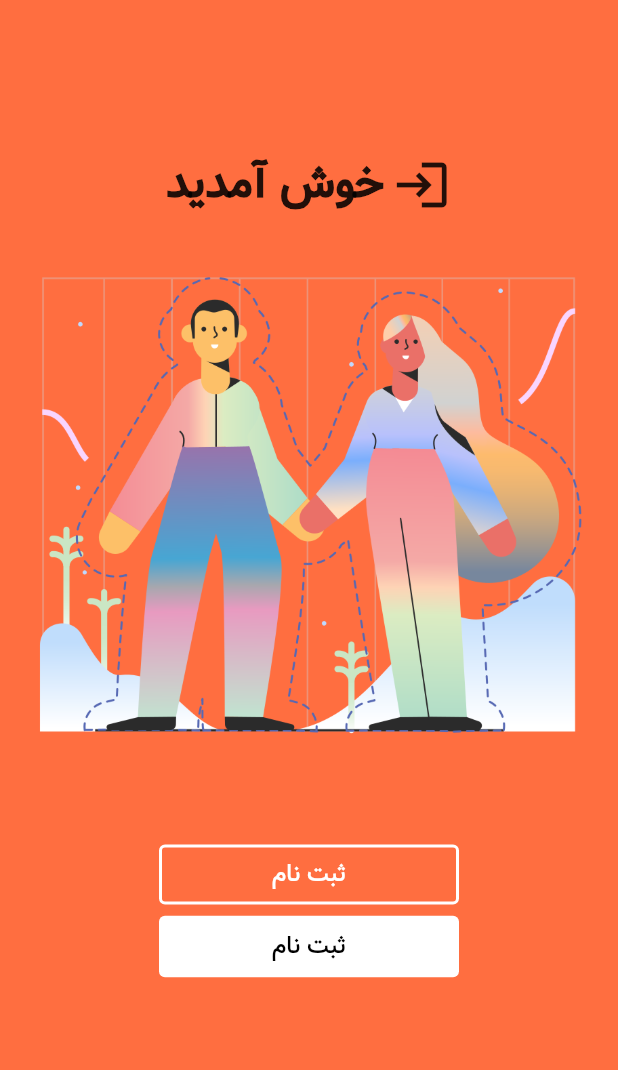
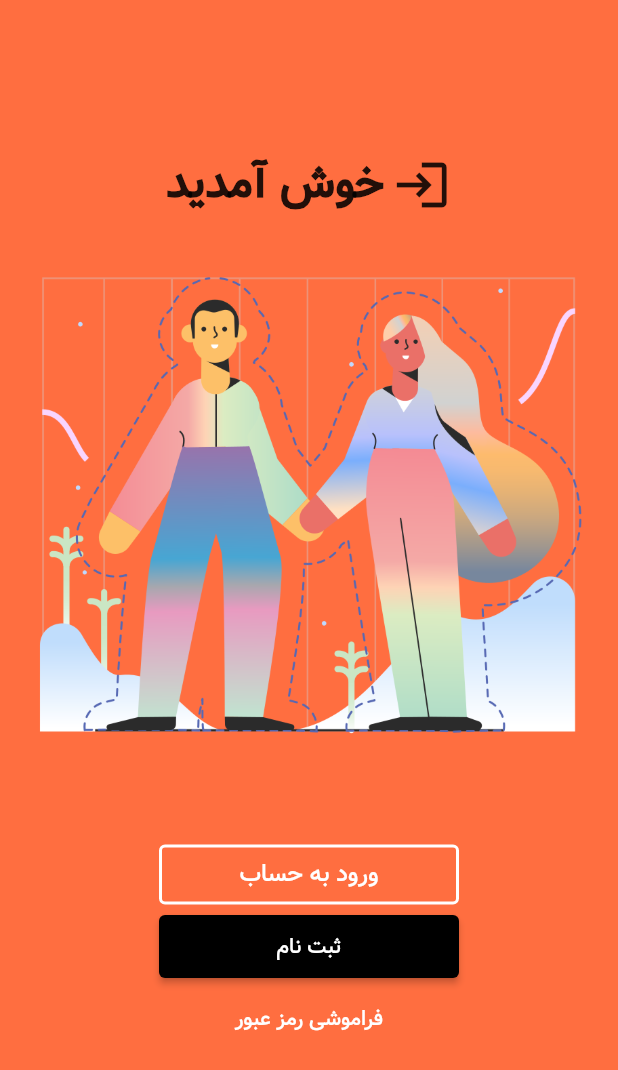
Before and after one commit to Ehsan973/flutter_signal_app, a Flutter app: the screen it shows after launch, on a phone screen of 412 x 824 dp. Shown: the top 1070 px of the screen. Run offline on Flutter 3.47's test engine with Material 2 defaults, Android fonts, the phone set to English and light mode, and no system bars.

Commit message:
Design LoginPage(ElevatedButton) and seprate screens

```diff
--- /dev/null
+++ b/lib/blog_page.dart
@@ -0,0 +1,18 @@
+import 'package:flutter/material.dart';
+
+class BlogScreen extends StatelessWidget {
+  const BlogScreen({super.key});
+
+  @override
+  Widget build(BuildContext context) {
+    return MaterialApp(
+      home: Scaffold(
+        body: SafeArea(
+          child: Center(
+            child: Text('Second Screen'),
+          ),
+        ),
+      ),
+    );
+  }
+}
--- /dev/null
+++ b/lib/login_page.dart
@@ -0,0 +1,91 @@
+import 'package:flutter/material.dart';
+import 'package:signal_app/blog_page.dart';
+import 'package:signal_app/password_recovery.dart';
+
+class LoginPage extends StatelessWidget {
+  const LoginPage({super.key});
+
+  void navigateToPage(BuildContext context, Widget page) {
+    Navigator.of(context).push(
+      MaterialPageRoute(
+        builder: (BuildContext context) => page,
+      ),
+    );
+  }
+
+  @override
+  Widget build(BuildContext context) {
+    return Scaffold(
+      backgroundColor: Colors.deepOrangeAccent,
+      body: SafeArea(
+        child: SingleChildScrollView(
+          child: Column(
+            mainAxisAlignment: MainAxisAlignment.center,
+            children: [
+              SizedBox(
+                height: 100,
+              ),
+              Row(
+                mainAxisAlignment: MainAxisAlignment.center,
+                children: [
+                  Text(
+                    'خوش آمدید',
+                    style: TextStyle(
+                      fontSize: 30,
+                      fontWeight: FontWeight.bold,
+                    ),
+                  ),
+                  SizedBox(
+                    width: 5,
+                  ),
+                  Icon(
+                    Icons.login,
+                    size: 40,
+                  ),
+                ],
+              ),
+              Image(
+                image: AssetImage("images/welcome.png"),
+              ),
+              OutlinedButton(
+                onPressed: () {
+                  navigateToPage(context, BlogScreen());
+                },
+                child: Text(
+                  'ورود به حساب',
+                  style: TextStyle(fontSize: 16),
+                ),
+                style: OutlinedButton.styleFrom(
+                  foregroundColor: Colors.white,
+                  minimumSize: Size(200, 40),
+                  side: BorderSide(
+                    color: Colors.white,
+                    width: 2,
+                  ),
+                ),
+              ),
+              ElevatedButton(
+                onPressed: () {},
+                child: Text('ثبت نام'),
+                style: ElevatedButton.styleFrom(
+                  foregroundColor: Colors.white,
+                  backgroundColor: Colors.black,
+                  minimumSize: Size(200.0, 42.0),
+                ),
+              ),
+              TextButton(
+                style: TextButton.styleFrom(
+                  foregroundColor: Colors.white,
+                ),
+                onPressed: () {
+                  navigateToPage(context, PasswordRicovery());
+                },
+                child: Text('فراموشی رمز عبور'),
+              )
+            ],
+          ),
+        ),
+      ),
+    );
+  }
+}
--- a/lib/main.dart
+++ b/lib/main.dart
@@ -1,4 +1,6 @@
 import 'package:flutter/material.dart';
+import 'login_page.dart';
+
 
 void main() {
   runApp(Application());
@@ -12,98 +14,7 @@ class Application extends StatelessWidget {
     return MaterialApp(
       theme: ThemeData(fontFamily: 'Vazir'),
       debugShowCheckedModeBanner: false,
-      home: HomeScreen(),
+      home: LoginPage(),
     );
   }
 }
-
-class HomeScreen extends StatelessWidget {
-  const HomeScreen({super.key});
-
-  @override
-  Widget build(BuildContext context) {
-    return Scaffold(
-      backgroundColor: Colors.deepOrangeAccent,
-      body: SafeArea(
-        child: SingleChildScrollView(
-          child: Column(
-            mainAxisAlignment: MainAxisAlignment.center,
-            children: [
-              SizedBox(
-                height: 100,
-              ),
-              Row(
-                mainAxisAlignment: MainAxisAlignment.center,
-                children: [
-                  Text(
-                    'خوش آمدید',
-                    style: TextStyle(
-                      fontSize: 30,
-                      fontWeight: FontWeight.bold,
-                    ),
-                  ),
-                  SizedBox(
-                    width: 5,
-                  ),
-                  Icon(
-                    Icons.login,
-                    size: 40,
-                  ),
-                ],
-              ),
-              Image(
-                image: AssetImage("images/welcome.png"),
-              ),
-              OutlinedButton(
-                onPressed: () {},
-                child: Text(
-                  'ثبت نام',
-                  style: TextStyle(fontSize: 16),
-                ),
-                style: OutlinedButton.styleFrom(
-                  foregroundColor: Colors.white,
-                  minimumSize: Size(200, 40),
-                  side: BorderSide(
-                    color: Colors.white,
-                    width: 2,
-                  ),
-                ),
-              ),
-              TextButton(
-                onPressed: () {},
-                child: Text(
-                  'ثبت نام',
-                  style: TextStyle(
-                    fontSize: 16,
-                  ),
-                ),
-                style: TextButton.styleFrom(
-                  foregroundColor: Colors.black,
-                  backgroundColor: Colors.white,
-                  minimumSize: Size(200, 40),
-                ),
-              ),
-            ],
-          ),
-        ),
-      ),
-    );
-  }
-}
-
-class SecondScreen extends StatelessWidget {
-  const SecondScreen({super.key});
-
-  @override
-  Widget build(BuildContext context) {
-    return MaterialApp(
-      home: Scaffold(
-        body: SafeArea(
-          child: Center(
-            child: Text('Second Screen'),
-          ),
-        ),
-      ),
-    );
-  }
-}
```
Also changed, not shown: lib/password_recovery.dart (added, +14 -0 lines).
